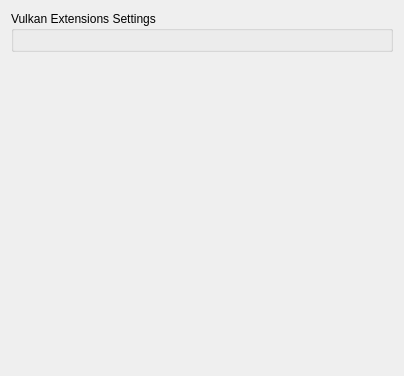
Qt form src/yuzu/configuration/configure_graphics_extensions.ui (rorrim-rorrim/eden-alt) before a commit.
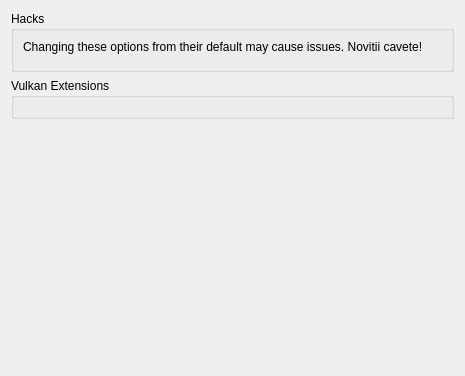
The same form after that commit.

Commit message:
[desktop, settings] new RendererHacks category, move to Extensions -> Extras
added a new RendererHacks category, moved them to the Extensions tab and
renamed that tab Extras. Should fit in smaller screens now

```diff
--- a/src/yuzu/configuration/configure_graphics_extensions.ui
+++ b/src/yuzu/configuration/configure_graphics_extensions.ui
@@ -6,7 +6,7 @@
    <rect>
     <x>0</x>
     <y>0</y>
-    <width>404</width>
+    <width>465</width>
     <height>376</height>
    </rect>
   </property>
@@ -16,13 +16,50 @@
   <property name="accessibleName">
    <string>Extensions</string>
   </property>
-  <layout class="QVBoxLayout" name="verticalLayout_1">
+  <layout class="QVBoxLayout" name="verticalLayout_4">
+   <item>
+    <widget class="QGroupBox" name="hacks">
+     <property name="title">
+      <string>Hacks</string>
+     </property>
+     <layout class="QVBoxLayout" name="verticalLayout_6">
+      <item>
+       <widget class="QLabel" name="label">
+        <property name="text">
+         <string>Changing these options from their default may cause issues. Novitii cavete!</string>
+        </property>
+       </widget>
+      </item>
+      <item>
+       <widget class="QWidget" name="hacks_target" native="true">
+        <layout class="QVBoxLayout" name="verticalLayout_7">
+         <property name="spacing">
+          <number>6</number>
+         </property>
+         <property name="leftMargin">
+          <number>0</number>
+         </property>
+         <property name="topMargin">
+          <number>0</number>
+         </property>
+         <property name="rightMargin">
+          <number>0</number>
+         </property>
+         <property name="bottomMargin">
+          <number>0</number>
+         </property>
+        </layout>
+       </widget>
+      </item>
+     </layout>
+    </widget>
+   </item>
    <item>
     <layout class="QVBoxLayout" name="verticalLayout_2">
      <item>
       <widget class="QGroupBox" name="groupBox_1">
        <property name="title">
-        <string>Vulkan Extensions Settings</string>
+        <string>Vulkan Extensions</string>
        </property>
        <layout class="QVBoxLayout" name="verticalLayout_3">
         <item>
```
Left out of the diff: 2 changed lines with no effect on the pictures. The commit also changes 10 other files.
